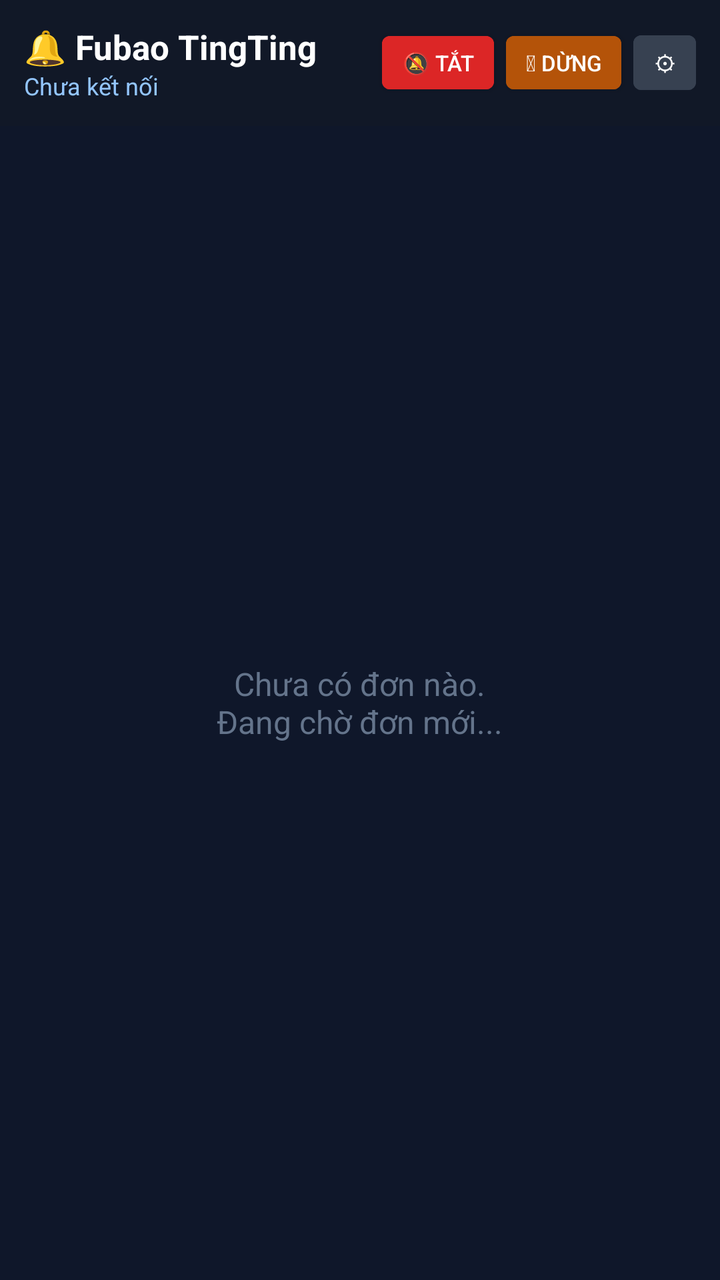
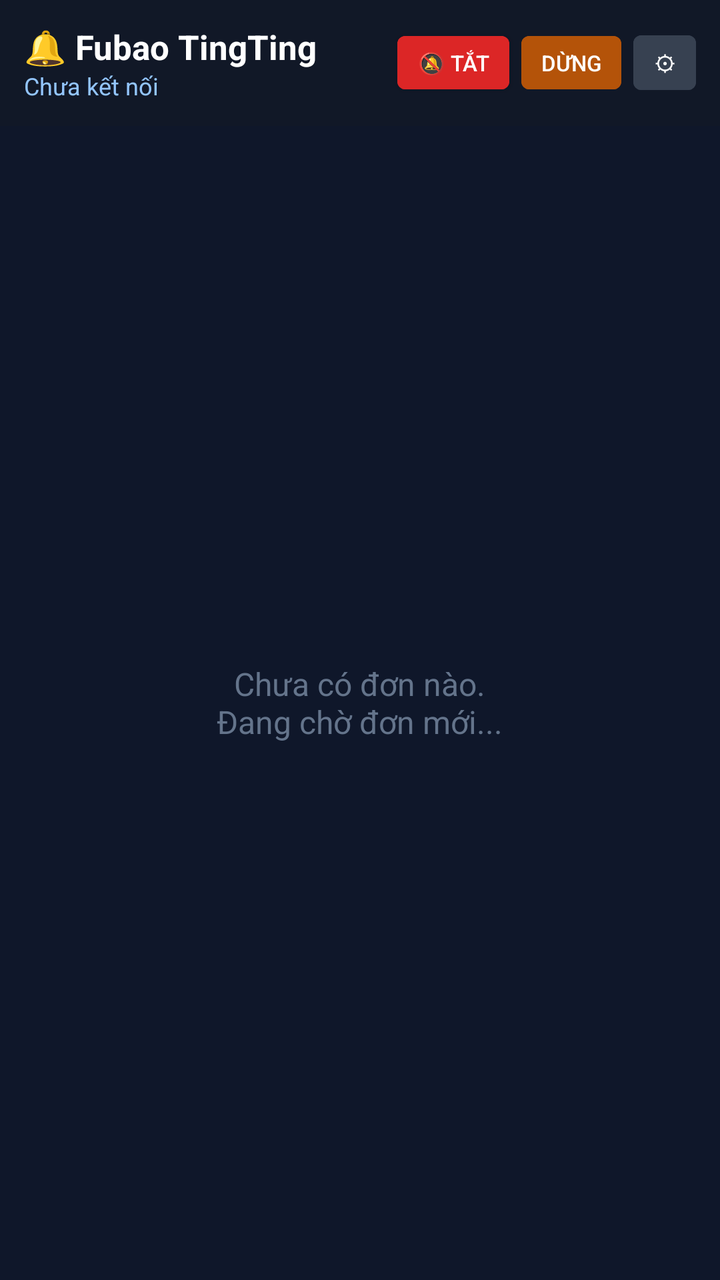

The first picture is an Android layout as it rendered before a commit; the second is the same layout after the commit. The layout source and the unified diff follow.
<!-- AndroidManifest.xml: application theme Theme.FubaoOrder -->
<!-- res/layout/activity_main.xml -->
<?xml version="1.0" encoding="utf-8"?>
<LinearLayout xmlns:android="http://schemas.android.com/apk/res/android"
    android:layout_width="match_parent"
    android:layout_height="match_parent"
    android:orientation="vertical"
    android:background="#0F172A">

    
    <LinearLayout
        android:layout_width="match_parent"
        android:layout_height="wrap_content"
        android:orientation="horizontal"
        android:gravity="center_vertical"
        android:background="#111827"
        android:padding="12dp">

        <LinearLayout
            android:layout_width="0dp"
            android:layout_height="wrap_content"
            android:layout_weight="1"
            android:orientation="vertical">

            <TextView
                android:layout_width="wrap_content"
                android:layout_height="wrap_content"
                android:text="🔔 Fubao TingTing"
                android:textColor="#FFFFFF"
                android:textSize="17sp"
                android:textStyle="bold" />

            <TextView
                android:id="@+id/txtStatus"
                android:layout_width="wrap_content"
                android:layout_height="wrap_content"
                android:text="Chưa kết nối"
                android:textColor="#93C5FD"
                android:textSize="12sp" />
        </LinearLayout>

        <Button
            android:id="@+id/btnStopAlarm"
            android:layout_width="wrap_content"
            android:layout_height="wrap_content"
            android:text="🔕 Tắt"
            android:textSize="11sp"
            android:letterSpacing="0"
            android:minWidth="0dp"
            android:minHeight="0dp"
            android:insetTop="0dp"
            android:insetBottom="0dp"
            android:paddingLeft="10dp"
            android:paddingRight="10dp"
            android:paddingTop="6dp"
            android:paddingBottom="6dp"
            android:backgroundTint="#DC2626"
            android:textColor="#FFFFFF" />

        <Button
            android:id="@+id/btnStopApp"
            android:layout_width="wrap_content"
            android:layout_height="wrap_content"
            android:layout_marginStart="6dp"
            android:text="⏻ Dừng"
            android:textSize="11sp"
            android:letterSpacing="0"
            android:minWidth="0dp"
            android:minHeight="0dp"
            android:insetTop="0dp"
            android:insetBottom="0dp"
            android:paddingLeft="10dp"
            android:paddingRight="10dp"
            android:paddingTop="6dp"
            android:paddingBottom="6dp"
            android:backgroundTint="#B45309"
            android:textColor="#FFFFFF" />

        <Button
            android:id="@+id/btnSettings"
            android:layout_width="wrap_content"
            android:layout_height="wrap_content"
            android:layout_marginStart="6dp"
            android:text="⚙"
            android:textSize="11sp"
            android:minWidth="0dp"
            android:minHeight="0dp"
            android:insetTop="0dp"
            android:insetBottom="0dp"
            android:paddingLeft="10dp"
            android:paddingRight="10dp"
            android:paddingTop="6dp"
            android:paddingBottom="6dp"
            android:backgroundTint="#374151"
            android:textColor="#FFFFFF" />
    </LinearLayout>

    <FrameLayout
        android:layout_width="match_parent"
        android:layout_height="0dp"
        android:layout_weight="1">

        <androidx.recyclerview.widget.RecyclerView
            android:id="@+id/recycler"
            android:layout_width="match_parent"
            android:layout_height="match_parent"
            android:clipToPadding="false"
            android:padding="8dp" />

        <TextView
            android:id="@+id/txtEmpty"
            android:layout_width="wrap_content"
            android:layout_height="wrap_content"
            android:layout_gravity="center"
            android:text="Chưa có đơn nào.\nĐang chờ đơn mới..."
            android:gravity="center"
            android:textColor="#64748B"
            android:textSize="16sp" />
    </FrameLayout>
</LinearLayout>
<!-- resources referenced by this layout -->
<resources>
  <style name="Theme.FubaoOrder" parent="Theme.MaterialComponents.DayNight.NoActionBar">
          <item name="colorPrimary">#F59E0B</item>
          <item name="colorPrimaryVariant">#D97706</item>
          <item name="colorOnPrimary">#111827</item>
          <item name="android:statusBarColor">#111827</item>
      </style>
</resources>

<!-- the commit's change to res/layout/activity_main.xml (unified diff, before → after) -->
@@ -60,7 +60,7 @@
             android:layout_width="wrap_content"
             android:layout_height="wrap_content"
             android:layout_marginStart="6dp"
-            android:text="⏻ Dừng"
+            android:text="Dừng"
             android:textSize="11sp"
             android:letterSpacing="0"
             android:minWidth="0dp"
